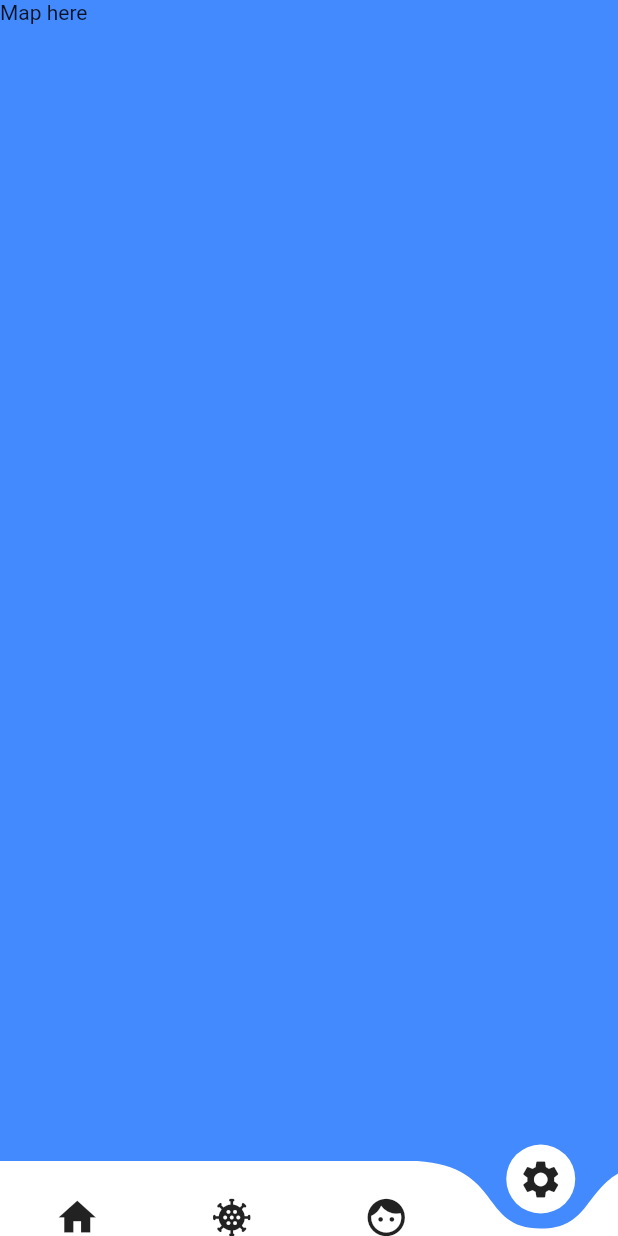
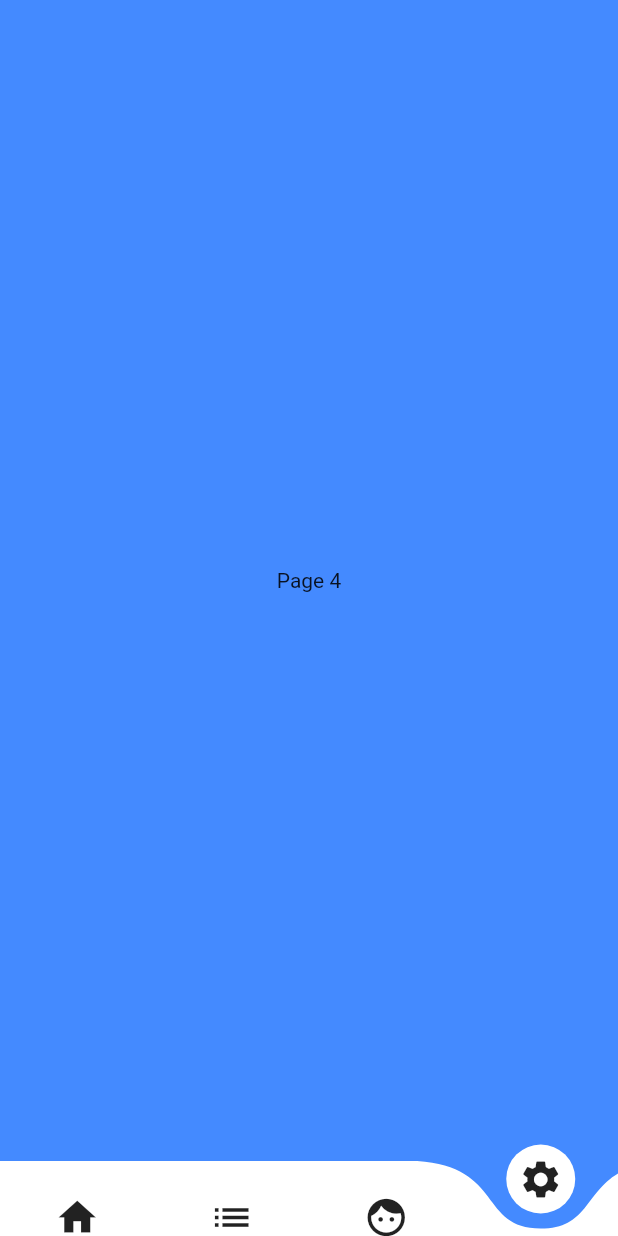
Before and after one commit to npc203/Bottom_nav_template-Flutter, a Flutter app: the screen it shows after launch, swiped to page 4, on a phone screen of 412 x 824 dp. Run offline on Flutter 3.47's test engine with Material 2 defaults, Android fonts, the phone set to English and light mode, and no system bars; drawn by our look-alikes of curved_navigation_bar.

Commit message:
completing the template

```diff
--- a/lib/main.dart
+++ b/lib/main.dart
@@ -26,9 +26,26 @@ class _MainAppState extends State<MainApp> {
     _index = 0;
   }
 
+  Future<bool> _onWillPop() {
+    if (_pageController.page.round() == _pageController.initialPage)
+      return Future.value(true);
+    else {
+      //Comment this and uncomment the below commented lines if you need to go back to the previousPage.
+      _pageController.jumpToPage(0);
+      /*
+      _pageController.previousPage(
+        duration: Duration(milliseconds: 200),
+        curve: Curves.linear,
+      );
+      */
+    }
+  }
+
   @override
   Widget build(BuildContext context) {
-    return Scaffold(
+    return WillPopScope(
+      onWillPop: _onWillPop,
+      child: Scaffold(
         backgroundColor: Colors.blueAccent,
         body: PageView(
             controller: _pageController,
@@ -55,6 +72,7 @@ class _MainAppState extends State<MainApp> {
             });
           },
         ),
+      ),
     );
   }
 }
--- a/lib/pages/mappage.dart
+++ /dev/null
@@ -1,15 +0,0 @@
-import 'package:flutter/material.dart';
-
-class MapPage extends StatefulWidget {
-  @override
-  _MapPageState createState() => _MapPageState();
-}
-
-class _MapPageState extends State<MapPage> {
-  @override
-  Widget build(BuildContext context) {
-    return Container(
-      child: Text("Map here"),
-    );
-  }
-}
--- /dev/null
+++ b/lib/pages/page1.dart
@@ -0,0 +1,11 @@
+import 'package:flutter/material.dart';
+
+class Page1 extends StatelessWidget {
+  @override
+  Widget build(BuildContext context) {
+    return Scaffold(
+      backgroundColor: Colors.blueAccent,
+      body: Center(child: Text('Page 1')),
+    );
+  }
+}
--- a/lib/pages/covidstat.dart
+++ b/lib/pages/page3.dart
@@ -1,10 +1,11 @@
 import 'package:flutter/material.dart';
 
-class CovidStats extends StatelessWidget {
+class Page3 extends StatelessWidget {
   @override
   Widget build(BuildContext context) {
     return Scaffold(
-      body: Text('UWU'),
+      backgroundColor: Colors.blueAccent,
+      body: Center(child: Text('Page 3')),
     );
   }
 }
--- /dev/null
+++ b/lib/pages/page4.dart
@@ -0,0 +1,11 @@
+import 'package:flutter/material.dart';
+
+class Page4 extends StatelessWidget {
+  @override
+  Widget build(BuildContext context) {
+    return Scaffold(
+      backgroundColor: Colors.blueAccent,
+      body: Center(child: Text('Page 4')),
+    );
+  }
+}
--- a/lib/routes.dart
+++ b/lib/routes.dart
@@ -1,10 +1,13 @@
 import 'package:flutter/material.dart';
 
-import 'pages/mappage.dart';
+import 'pages/page1.dart';
+import 'pages/page2.dart';
+import 'pages/page3.dart';
+import 'pages/page4.dart';
 
 final Map<Widget, Widget> pages = {
-  Icon(Icons.home, size: 30): MapPage(),
-  Icon(Icons.coronavirus, size: 30): MapPage(),
-  Icon(Icons.face, size: 30): MapPage(),
-  Icon(Icons.settings, size: 30): MapPage(),
+  Icon(Icons.home, size: 30): Page1(),
+  Icon(Icons.list, size: 30): Page2(),
+  Icon(Icons.face, size: 30): Page3(),
+  Icon(Icons.settings, size: 30): Page4(),
 };
```
Also changed, not shown: lib/pages/page2.dart (added, +11 -0 lines), 1 other file. Lines whose indentation alone changed are shown as unchanged.
